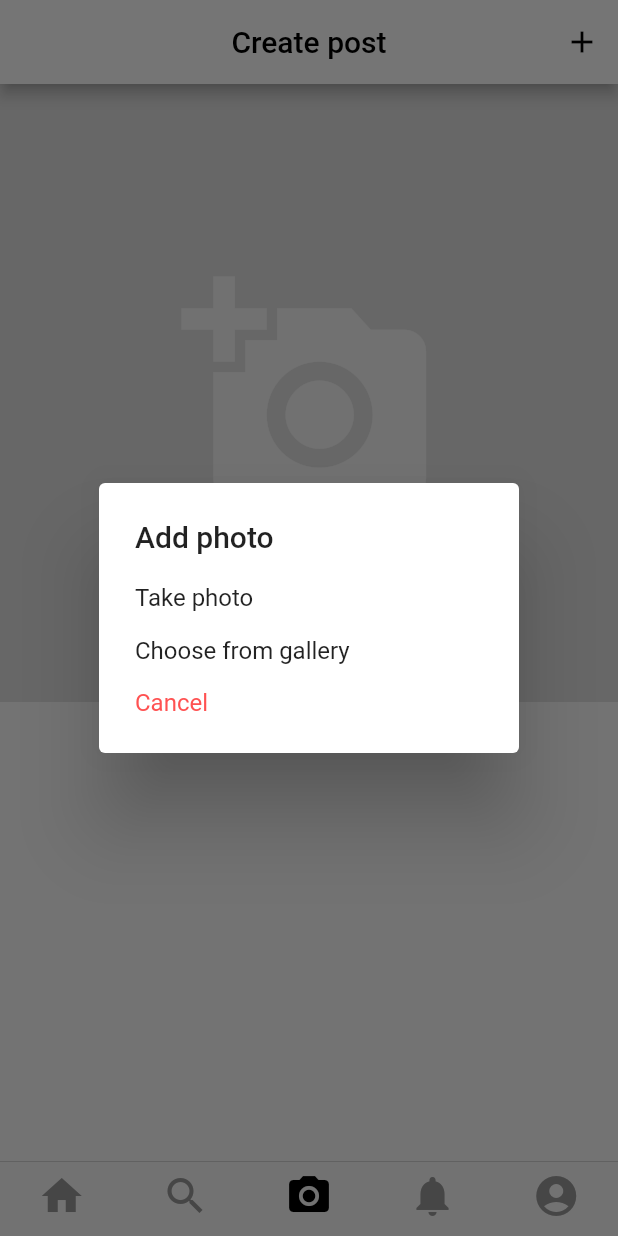
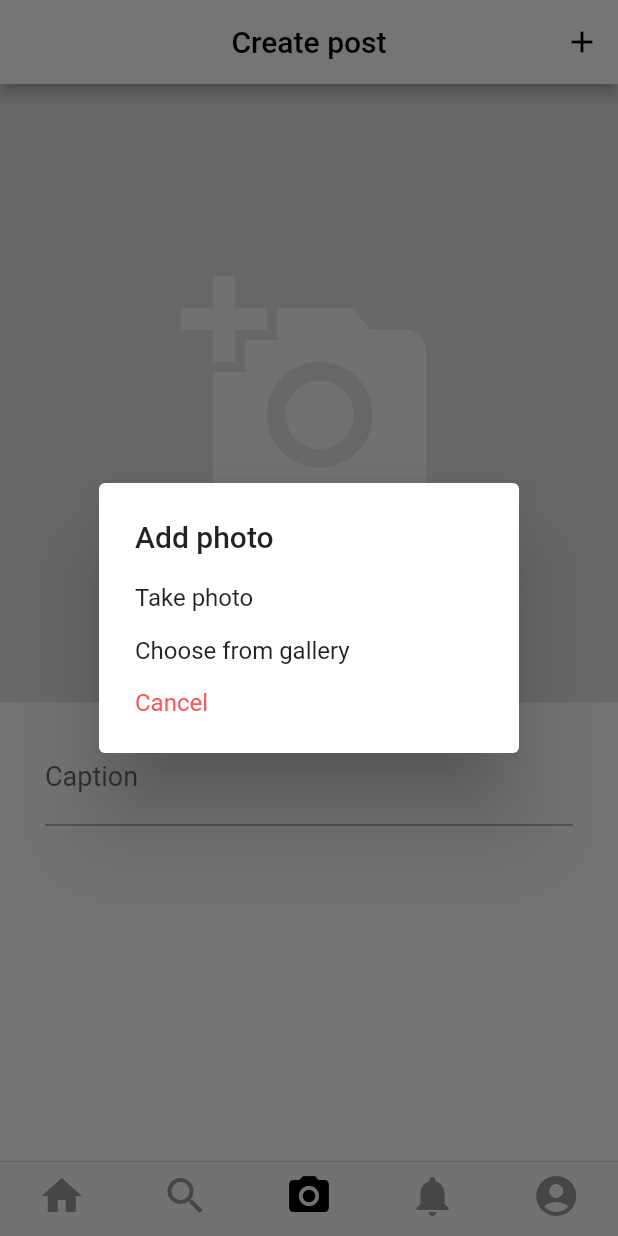
Before and after one commit to Sofiane0308/flutter-sofigram, a Flutter app: the screen it shows once a user with an empty profile is signed in, item 3 of the bottom bar chosen, after a tap on the "add a photo" icon, on a phone screen of 412 x 824 dp. Run offline on Flutter 3.47's test engine with Material 2 defaults, Android fonts, the phone set to English and light mode, and no system bars; our stand-ins replace cached_network_image, cloud_firestore, firebase_auth, firebase_storage, flutter_image_compress, image_cropper and 1 more; accounts and stored records are empty.

Commit message:
create post and image cropper

```diff
--- /dev/null
+++ b/lib/models/post_model.dart
@@ -0,0 +1,28 @@
+import 'package:cloud_firestore/cloud_firestore.dart';
+
+class Post {
+  final String id;
+  final String imageUrl;
+  final String caption;
+  final dynamic likes;
+  final String authorId;
+  final Timestamp timestamp;
+
+  Post(
+      {this.id,
+      this.imageUrl,
+      this.caption,
+      this.likes,
+      this.authorId,
+      this.timestamp});
+
+  factory Post.fromDoc(DocumentSnapshot doc) {
+    return Post(
+        id: doc.documentID,
+        imageUrl: doc['imageUrl'],
+        caption: doc['caption'],
+        likes: doc['likes'],
+        authorId: doc['authorId'],
+        timestamp: doc['timestamp']);
+  }
+}
--- a/lib/screens/create_post_screen.dart
+++ b/lib/screens/create_post_screen.dart
@@ -1,7 +1,15 @@
 import 'dart:io';
 
+import 'package:cloud_firestore/cloud_firestore.dart';
 import 'package:flutter/cupertino.dart';
 import 'package:flutter/material.dart';
+import 'package:image_cropper/image_cropper.dart';
+import 'package:image_picker/image_picker.dart';
+import 'package:provider/provider.dart';
+import 'package:sofigram/models/post_model.dart';
+import 'package:sofigram/models/user_data.dart';
+import 'package:sofigram/services/database_service.dart';
+import 'package:sofigram/services/storage_service.dart';
 
 class CreatePostScreen extends StatefulWidget {
   CreatePostScreen({Key key}) : super(key: key);
@@ -11,6 +19,10 @@ class CreatePostScreen extends StatefulWidget {
 }
 
 class _CreatePostScreenState extends State<CreatePostScreen> {
+  File _image;
+  TextEditingController _captionController = TextEditingController();
+  String _caption = '';
+  bool _isLoading = false;
   _showSelectImageDialog() {
     return Platform.isIOS ? _iosBottomSheet() : _androidDialog();
   }
@@ -23,10 +35,10 @@ class _CreatePostScreenState extends State<CreatePostScreen> {
               title: Text('Add photo'),
               actions: <Widget>[
                 CupertinoActionSheetAction(
-                    onPressed: () => print('Camera'),
+                    onPressed: () => _handleImage(ImageSource.camera),
                     child: Text('Take photo')),
                 CupertinoActionSheetAction(
-                    onPressed: () => print('Gallery'),
+                    onPressed: () => _handleImage(ImageSource.gallery),
                     child: Text('Choose from gallery')),
               ],
               cancelButton: CupertinoActionSheetAction(
@@ -45,19 +57,66 @@ class _CreatePostScreenState extends State<CreatePostScreen> {
             children: <Widget>[
               SimpleDialogOption(
                 child: Text('Take photo'),
-                onPressed: () => print('Camera'),
+                onPressed: () => _handleImage(ImageSource.camera),
               ),
               SimpleDialogOption(
                 child: Text('Choose from gallery'),
-                onPressed: () => print('Gallery'),
+                onPressed: () => _handleImage(ImageSource.gallery),
               ),
               SimpleDialogOption(
-                child: Text('Cancel', style: TextStyle(color: Colors.redAccent),),
+                child: Text(
+                  'Cancel',
+                  style: TextStyle(color: Colors.redAccent),
+                ),
                 onPressed: () => Navigator.pop(context),
               )
             ],
           );
         });
+  }
+
+  _handleImage(ImageSource source) async {
+    Navigator.pop(context);
+    File imageFile = await ImagePicker.pickImage(source: source);
+    if (imageFile != null) {
+      imageFile = await _cropImage(imageFile);
+      setState(() {
+        _image = imageFile;
+      });
+    }
+  }
+
+  _cropImage(File imageFile) async {
+    File croppedImage = await ImageCropper.cropImage(
+        sourcePath: imageFile.path,
+        aspectRatio: CropAspectRatio(ratioX: 1.0, ratioY: 1.0));
+    return croppedImage;
+  }
+
+  _submit() async {
+    if (!_isLoading && _image != null && _caption.isNotEmpty) {
+      setState(() {
+        _isLoading = true;
+      });
+
+      //create post
+      String imageUrl = await StorageService.uploadPost(_image);
+      Post post = Post(
+          imageUrl: imageUrl,
+          caption: _caption,
+          likes: {},
+          authorId: Provider.of<UserData>(context).currentUserId,
+          timestamp: Timestamp.fromDate(DateTime.now()));
+      DatabaseService.createPost(post);
+
+      //reset Data
+      _captionController.clear();
+      setState(() {
+        _caption = '';
+        _image = null;
+        _isLoading = false;
+      });
+    }
   }
 
   @override
@@ -73,24 +132,50 @@ class _CreatePostScreenState extends State<CreatePostScreen> {
             style: TextStyle(color: Colors.black),
           ),
           actions: <Widget>[
-            IconButton(
-                icon: Icon(Icons.add), onPressed: () => print('add post'))
+            IconButton(icon: Icon(Icons.add), onPressed: _submit)
           ],
         ),
-        body: Column(children: <Widget>[
+        body: GestureDetector(
+          onTap: () => FocusScope.of(context).unfocus(),
+          child: SingleChildScrollView(
+            child: Container(
+              height: height,
+              child: Column(children: <Widget>[
+                _isLoading
+                    ? Padding(
+                        padding: EdgeInsets.only(bottom: 10.0),
+                        child: LinearProgressIndicator(
+                            backgroundColor: Colors.blue[200],
+                            valueColor: AlwaysStoppedAnimation(Colors.blue)))
+                    : SizedBox.shrink(),
                 GestureDetector(
                   onTap: _showSelectImageDialog,
                   child: Container(
                     height: width,
                     width: width,
                     color: Colors.grey[300],
-              child: Icon(
+                    child: _image == null
+                        ? Icon(
                             Icons.add_a_photo,
                             color: Colors.white70,
                             size: 170,
+                          )
+                        : Image(image: FileImage(_image), fit: BoxFit.cover),
                   ),
                 ),
+                SizedBox(height: 20),
+                Padding(
+                  padding: EdgeInsets.symmetric(horizontal: 30.0),
+                  child: TextField(
+                    controller: _captionController,
+                    style: TextStyle(fontSize: 18.0),
+                    decoration: InputDecoration(labelText: 'Caption'),
+                    onChanged: (input) => _caption = input,
+                  ),
                 )
-        ]));
+              ]),
+            ),
+          ),
+        ));
   }
 }
--- a/lib/utilities/constants.dart
+++ b/lib/utilities/constants.dart
@@ -4,3 +4,4 @@ import 'package:firebase_storage/firebase_storage.dart';
 final _firestore = Firestore.instance;
 final storageref = FirebaseStorage.instance.ref();
 final usersRef = _firestore.collection('users');
+final postsRef = _firestore.collection('posts');
```
Also changed, not shown: lib/services/database_service.dart (+12 -0 lines), lib/services/storage_service.dart (+12 -0 lines), 1 other file. Lines whose indentation alone changed are shown as unchanged.
